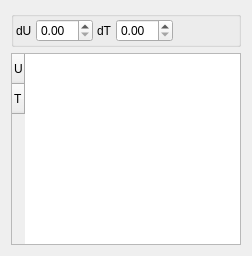
Before: the Qt Designer form zrm/zrmcellview.ui in dostapazov/powermon_v4, drawn with Qt 5.
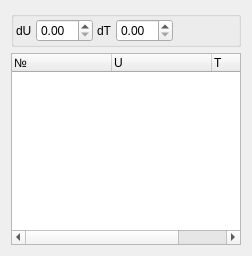
After: the same form once the commit is applied. The open tabs and pages were chosen to show the change.

Commit message: Remove QTableWidget

```diff
--- a/zrm/zrmcellview.ui
+++ b/zrm/zrmcellview.ui
@@ -179,87 +179,6 @@
        </item>
       </layout>
      </widget>
-     <widget class="QWidget" name="table_page">
-      <property name="sizePolicy">
-       <sizepolicy hsizetype="Maximum" vsizetype="Preferred">
-        <horstretch>0</horstretch>
-        <verstretch>0</verstretch>
-       </sizepolicy>
-      </property>
-      <layout class="QVBoxLayout" name="verticalLayout_2">
-       <property name="spacing">
-        <number>4</number>
-       </property>
-       <property name="leftMargin">
-        <number>0</number>
-       </property>
-       <property name="topMargin">
-        <number>0</number>
-       </property>
-       <property name="rightMargin">
-        <number>0</number>
-       </property>
-       <property name="bottomMargin">
-        <number>0</number>
-       </property>
-       <item>
-        <widget class="QTableWidget" name="cell_table">
-         <property name="sizePolicy">
-          <sizepolicy hsizetype="Maximum" vsizetype="Preferred">
-           <horstretch>0</horstretch>
-           <verstretch>0</verstretch>
-          </sizepolicy>
-         </property>
-         <property name="editTriggers">
-          <set>QAbstractItemView::NoEditTriggers</set>
-         </property>
-         <property name="dragDropOverwriteMode">
-          <bool>false</bool>
-         </property>
-         <property name="wordWrap">
-          <bool>false</bool>
-         </property>
-         <property name="rowCount">
-          <number>2</number>
-         </property>
-         <property name="columnCount">
-          <number>0</number>
-         </property>
-         <attribute name="horizontalHeaderVisible">
-          <bool>true</bool>
-         </attribute>
-         <attribute name="horizontalHeaderCascadingSectionResizes">
-          <bool>false</bool>
-         </attribute>
-         <attribute name="horizontalHeaderMinimumSectionSize">
-          <number>60</number>
-         </attribute>
-         <attribute name="horizontalHeaderDefaultSectionSize">
-          <number>60</number>
-         </attribute>
-         <attribute name="horizontalHeaderHighlightSections">
-          <bool>true</bool>
-         </attribute>
-         <attribute name="horizontalHeaderShowSortIndicator" stdset="0">
-          <bool>true</bool>
-         </attribute>
-         <attribute name="verticalHeaderShowSortIndicator" stdset="0">
-          <bool>false</bool>
-         </attribute>
-         <row>
-          <property name="text">
-           <string>U</string>
-          </property>
-         </row>
-         <row>
-          <property name="text">
-           <string>T</string>
-          </property>
-         </row>
-        </widget>
-       </item>
-      </layout>
-     </widget>
     </widget>
    </item>
   </layout>
```
The commit also changes 2 other files.
